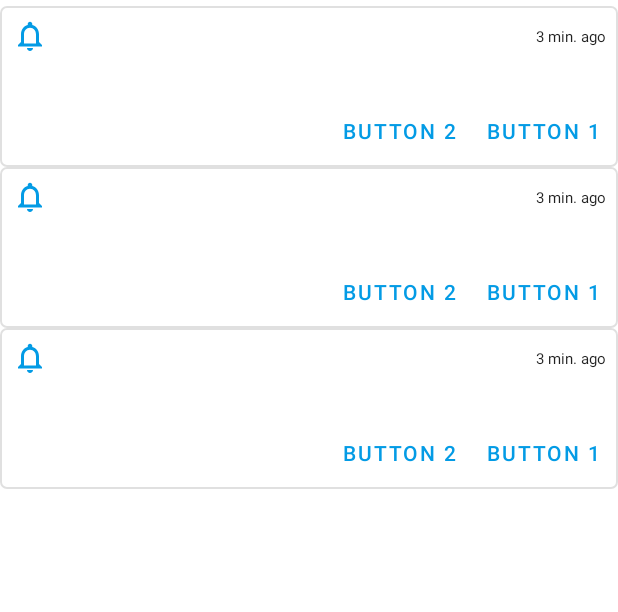
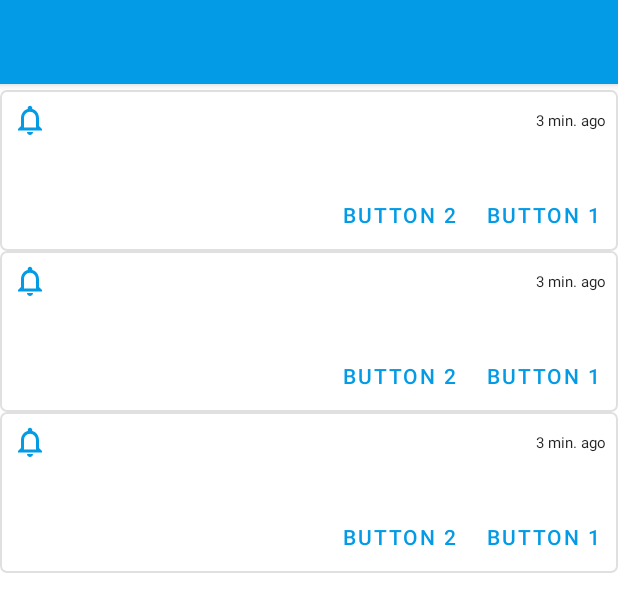
Before and after one commit to SimonMarquis/FCM-toolbox, an Android app: the layout activity_main.xml on its own in the app's theme, with its tools: preview values and no code run, on a phone screen of 412 x 824 dp. Shown: the top 612 px of the screen. Run offline under Robolectric (Android 15) with nearby library versions, the phone set to English and light mode, and no system bars.

Commit message:
Edge-to-Edge support

```diff
--- a/app/src/main/res/layout/activity_main.xml
+++ b/app/src/main/res/layout/activity_main.xml
@@ -20,7 +20,22 @@
     xmlns:tools="http://schemas.android.com/tools"
     android:layout_width="match_parent"
     android:layout_height="match_parent"
+    android:fitsSystemWindows="true"
     tools:context=".view.ui.MainActivity">
+
+    <com.google.android.material.appbar.AppBarLayout
+        android:layout_width="match_parent"
+        android:layout_height="wrap_content"
+        android:fitsSystemWindows="true">
+
+        <com.google.android.material.appbar.MaterialToolbar
+            android:id="@+id/toolbar"
+            android:layout_width="match_parent"
+            android:layout_height="?attr/actionBarSize"
+            android:theme="@style/ThemeOverlay.MaterialComponents.Dark.ActionBar"
+            app:popupTheme="@style/ThemeOverlay.MaterialComponents.Light" />
+
+    </com.google.android.material.appbar.AppBarLayout>
 
     <ImageView
         android:id="@+id/emptyView"
@@ -36,7 +51,6 @@
         android:id="@+id/recyclerView"
         android:layout_width="match_parent"
         android:layout_height="match_parent"
-        android:clipChildren="false"
         android:clipToPadding="false"
         android:overScrollMode="ifContentScrolls"
         android:paddingVertical="@dimen/unit_half"
@@ -46,6 +60,7 @@
         app:fastScrollVerticalThumbDrawable="@drawable/fast_scroll_thumb"
         app:fastScrollVerticalTrackDrawable="@drawable/fast_scroll_track"
         app:layoutManager="androidx.recyclerview.widget.LinearLayoutManager"
+        app:layout_behavior="@string/appbar_scrolling_view_behavior"
         tools:listitem="@layout/item_payload" />
 
 </androidx.coordinatorlayout.widget.CoordinatorLayout>
--- a/app/src/main/res/values/styles.xml
+++ b/app/src/main/res/values/styles.xml
@@ -18,11 +18,10 @@
 
 <resources xmlns:tools="http://schemas.android.com/tools">
 
-    <style name="AppTheme" parent="Theme.MaterialComponents.Light.DarkActionBar">
+    <style name="AppTheme" parent="Theme.MaterialComponents.Light.NoActionBar">
         <item name="colorPrimary">@color/colorPrimary</item>
         <item name="colorPrimaryDark">@color/colorPrimaryDark</item>
         <item name="colorAccent">@color/colorAccent</item>
-        <item name="android:windowOptOutEdgeToEdgeEnforcement" tools:ignore="NewApi">true</item>
     </style>
 
 </resources>
```
Also changed, not shown: app/src/main/java/fr/smarquis/fcm/view/ui/MainActivity.kt (+16 -0 lines).
